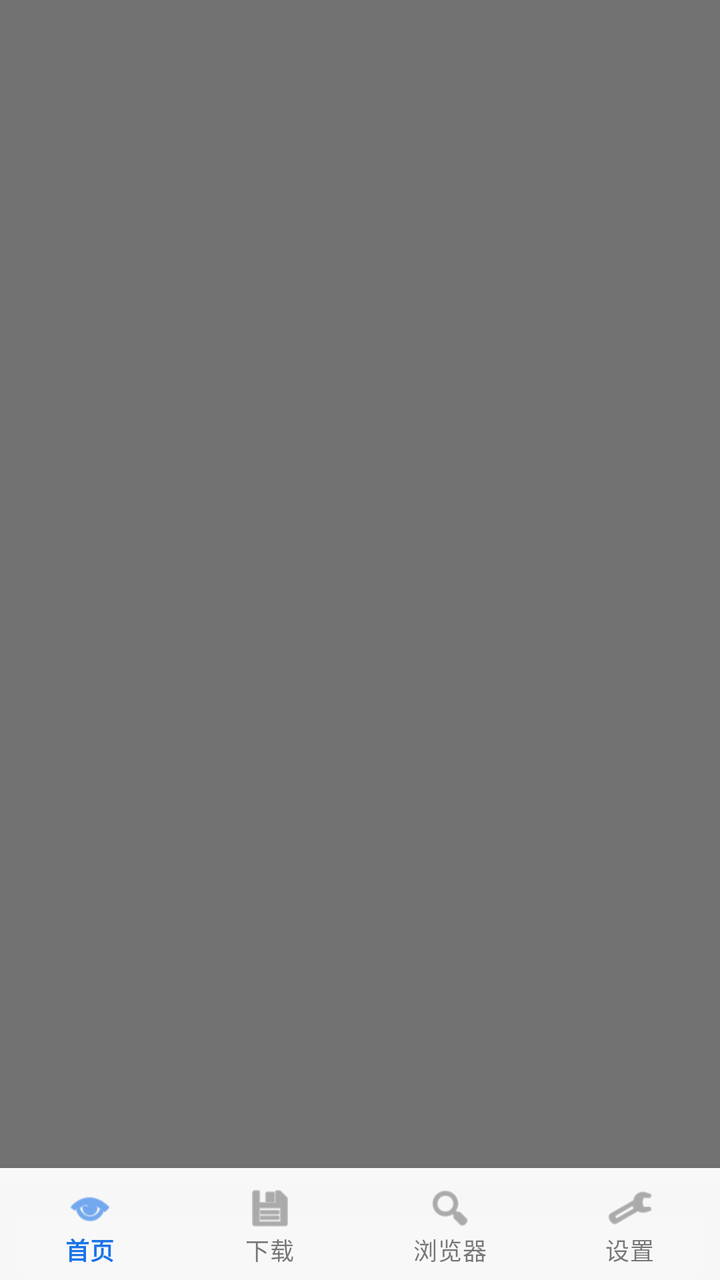
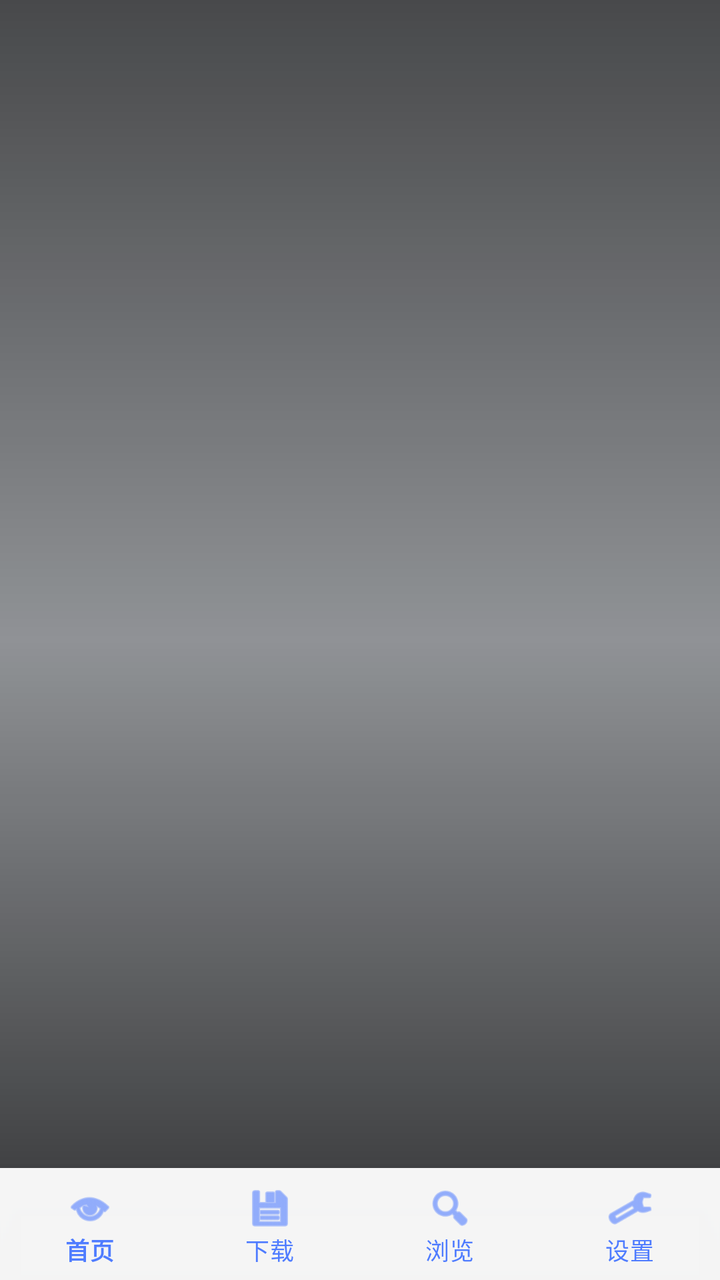

Compare the two renders of this Android layout. The source of the first and the diff that turns it into the second are given below.
<!-- AndroidManifest.xml: application theme AppTheme -->
<!-- res/layout/activity_main.xml -->
<?xml version="1.0" encoding="utf-8"?>
<androidx.constraintlayout.widget.ConstraintLayout
    xmlns:android="http://schemas.android.com/apk/res/android"
    xmlns:app="http://schemas.android.com/apk/res-auto"
    android:layout_width="match_parent"
    android:layout_height="match_parent"
    android:background="@color/bg">

    <ImageView
        android:id="@+id/iv_background"
        android:layout_width="0dp"
        android:layout_height="0dp"
        android:scaleType="centerCrop"
        android:contentDescription="@null"
        app:layout_constraintTop_toTopOf="parent"
        app:layout_constraintBottom_toBottomOf="parent"
        app:layout_constraintStart_toStartOf="parent"
        app:layout_constraintEnd_toEndOf="parent" />

    <View
        android:layout_width="0dp"
        android:layout_height="0dp"
        android:background="#88000000"
        app:layout_constraintTop_toTopOf="parent"
        app:layout_constraintBottom_toBottomOf="parent"
        app:layout_constraintStart_toStartOf="parent"
        app:layout_constraintEnd_toEndOf="parent" />

    <androidx.fragment.app.FragmentContainerView
        android:id="@+id/fragment_container"
        android:layout_width="0dp"
        android:layout_height="0dp"
        app:layout_constraintTop_toTopOf="parent"
        app:layout_constraintBottom_toTopOf="@id/bottom_nav"
        app:layout_constraintStart_toStartOf="parent"
        app:layout_constraintEnd_toEndOf="parent" />

    <com.google.android.material.bottomnavigation.BottomNavigationView
        android:id="@+id/bottom_nav"
        android:layout_width="0dp"
        android:layout_height="wrap_content"
        android:background="#F2FFFFFF"
        android:elevation="8dp"
        app:menu="@menu/bottom_nav_menu"
        app:labelVisibilityMode="labeled"
        app:layout_constraintBottom_toBottomOf="parent"
        app:layout_constraintStart_toStartOf="parent"
        app:layout_constraintEnd_toEndOf="parent" />
</androidx.constraintlayout.widget.ConstraintLayout>
<!-- resources referenced by this layout -->
<resources>
  <color name="bg">#FFF5F5F5</color>
  <style name="AppTheme" parent="Theme.MaterialComponents.DayNight.NoActionBar">
          <item name="colorPrimary">@color/primary</item>
          <item name="colorPrimaryDark">@color/primary_dark</item>
          <item name="colorSecondary">@color/secondary</item>
          <item name="android:colorBackground">@color/bg</item>
          <item name="colorSurface">@color/surface</item>
          <item name="colorOnSurface">@color/on_surface</item>
      </style>
  <color name="primary">#FF1A73E8</color>
  <color name="primary_dark">#FF0D47A1</color>
  <color name="secondary">#FF00BCD4</color>
  <color name="surface">#FFFFFFFF</color>
  <color name="on_surface">#FF212121</color>
</resources>

<!-- the commit's change to res/layout/activity_main.xml (unified diff, before → after) -->
@@ -18,9 +18,10 @@
         app:layout_constraintEnd_toEndOf="parent" />
 
     <View
+        android:id="@+id/v_scrim_top"
         android:layout_width="0dp"
         android:layout_height="0dp"
-        android:background="#88000000"
+        android:background="@drawable/scrim_gradient"
         app:layout_constraintTop_toTopOf="parent"
         app:layout_constraintBottom_toBottomOf="parent"
         app:layout_constraintStart_toStartOf="parent"
@@ -40,9 +41,11 @@
         android:layout_width="0dp"
         android:layout_height="wrap_content"
         android:background="#F2FFFFFF"
-        android:elevation="8dp"
+        android:elevation="12dp"
         app:menu="@menu/bottom_nav_menu"
         app:labelVisibilityMode="labeled"
+        app:itemIconTint="@color/nav_tint"
+        app:itemTextColor="@color/nav_tint"
         app:layout_constraintBottom_toBottomOf="parent"
         app:layout_constraintStart_toStartOf="parent"
         app:layout_constraintEnd_toEndOf="parent" />
<!-- resource entries referenced after the edit -->
@@ -1,18 +1,30 @@
 <!-- resources referenced by this layout -->
 <resources>
-  <color name="bg">#FFF5F5F5</color>
-  <style name="AppTheme" parent="Theme.MaterialComponents.DayNight.NoActionBar">
+  <color name="bg">#FFF0F4FA</color>
+  <color name="nav_tint">#FF4F7CFF</color>
+  <!-- drawable scrim_gradient (drawable) -->
+  <?xml version="1.0" encoding="utf-8"?>
+  <shape xmlns:android="http://schemas.android.com/apk/res/android">
+      <gradient
+          android:angle="270"
+          android:startColor="#B3000000"
+          android:centerColor="#66000000"
+          android:endColor="#CC000000" />
+  </shape>
+  <style name="AppTheme" parent="Theme.MaterialComponents.Light.NoActionBar">
           <item name="colorPrimary">@color/primary</item>
           <item name="colorPrimaryDark">@color/primary_dark</item>
-          <item name="colorSecondary">@color/secondary</item>
+          <item name="colorAccent">@color/accent</item>
           <item name="android:colorBackground">@color/bg</item>
           <item name="colorSurface">@color/surface</item>
           <item name="colorOnSurface">@color/on_surface</item>
+          <item name="android:statusBarColor" tools:targetApi="l">#66000000</item>
+          <item name="android:windowLightStatusBar" tools:targetApi="m">false</item>
       </style>
-  <color name="primary">#FF1A73E8</color>
-  <color name="primary_dark">#FF0D47A1</color>
-  <color name="secondary">#FF00BCD4</color>
+  <color name="primary">#FF4F7CFF</color>
+  <color name="primary_dark">#FF2A5CD9</color>
+  <color name="accent">#FF00E0C6</color>
   <color name="surface">#FFFFFFFF</color>
-  <color name="on_surface">#FF212121</color>
+  <color name="on_surface">#FF1C1F26</color>
 </resources>
 
